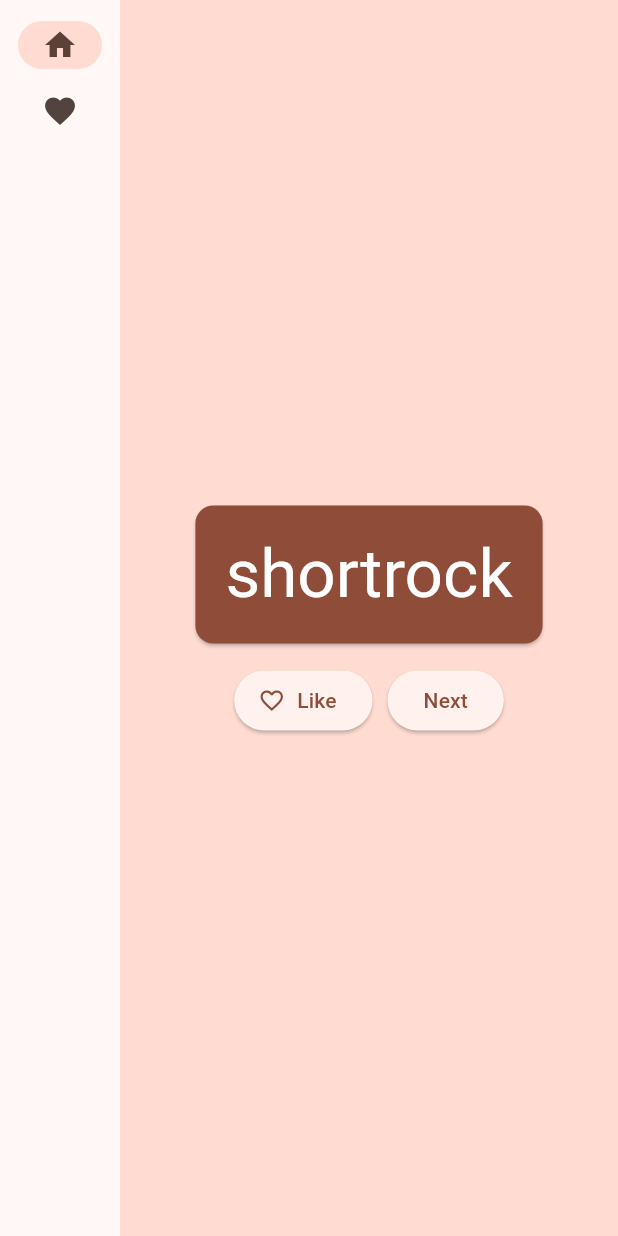
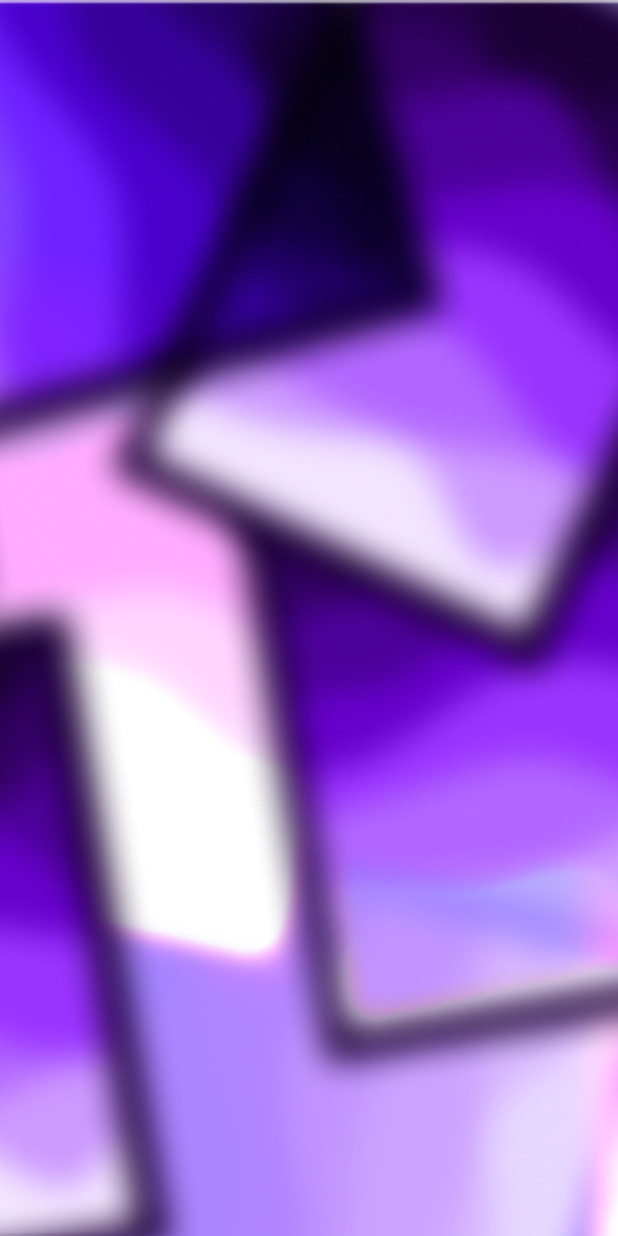
Before and after one commit to kerrycliu/flutter_card_game, a Flutter app: the screen it shows after launch, on a phone screen of 412 x 824 dp. Run offline on Flutter 3.47's test engine with Material 3 defaults, Android fonts, the phone set to English and light mode, and no system bars.

Commit message:
created a home page dart

```diff
--- a/flutter_application_1/lib/main.dart
+++ b/flutter_application_1/lib/main.dart
@@ -1,216 +1,19 @@
-import 'package:english_words/english_words.dart';
 import 'package:flutter/material.dart';
-import 'package:flutter/rendering.dart';
-import 'package:provider/provider.dart';
+import 'package:flutter_application_1/pages/home.dart';
+//import 'package:location/location.dart';
 
-import 'package:local_auth/local_auth.dart';
-
-
-void main() async{
-  runApp(const MyApp());
-  final LocalAuthentication auth = LocalAuthentication();
-  // ···
-  final bool canAuthenticateWithBiometrics = await auth.canCheckBiometrics;
-  final bool canAuthenticate = canAuthenticateWithBiometrics || await auth.isDeviceSupported();
+void main(List<String> args) {
+  runApp(myApp());
 }
 
-class MyApp extends StatelessWidget {
-  const MyApp({super.key});
+class myApp extends StatelessWidget {
+  const myApp({super.key});
 
   @override
   Widget build(BuildContext context) {
-    return ChangeNotifierProvider(
-      create: (context) => MyAppState(),
-      child: MaterialApp(
-        title: 'Namer App',
-        theme: ThemeData(
-          useMaterial3: true,
-          colorScheme: ColorScheme.fromSeed(seedColor: Colors.deepOrange),
-        ),
-        home: MyHomePage(),
-      ),
+    return MaterialApp(
+      debugShowCheckedModeBanner: false,
+      home: HomePage(),
     );
   }
 }
-
-class MyAppState extends ChangeNotifier {
-  var current = WordPair.random();
-
-  void getNext(){
-    current = WordPair.random();
-    notifyListeners();
-  }
-  var favorites = <WordPair>[];
-
-  void toggleFavorite() {
-    if (favorites.contains(current)) {
-      favorites.remove(current);
-    } else {
-      favorites.add(current);
-    }
-    notifyListeners();
-  }
-}
-// ...
-
-
-
-class MyHomePage extends StatefulWidget {
-  @override
-  State<MyHomePage> createState() => _MyHomePageState();
-}
-
-class _MyHomePageState extends State<MyHomePage> {
-  var selectedIndex = 0;
-  @override
-  Widget build(BuildContext context) {
-    Widget page;
-    switch (selectedIndex) {
-      case 0:
-        page = GeneratorPage();
-        break;
-      case 1:
-        page = FavoritesPage();
-        break;
-      default:
-        throw UnimplementedError('no widget for $selectedIndex');
-    }
-    return LayoutBuilder(
-      builder: (context, constraints) {
-        return Scaffold(
-          body: Row(
-            children: [
-              SafeArea(
-                child: NavigationRail(
-                  extended: constraints.maxWidth >= 600,
-                  destinations: [
-                    NavigationRailDestination(
-                      icon: Icon(Icons.home),
-                      label: Text('Home'),
-                    ),
-                    NavigationRailDestination(
-                      icon: Icon(Icons.favorite),
-                      label: Text('Favorites'),
-                    ),
-                  ],
-                  selectedIndex: selectedIndex,
-                  onDestinationSelected: (value) {
-                    setState(() {
-                      selectedIndex = value;
-                    });
-                  },
-                ),
-              ),
-              Expanded(
-                child: Container(
-                  color: Theme.of(context).colorScheme.primaryContainer,
-                  child: page,
-                ),
-              ),
-            ],
-          ),
-        );
-      }
-    );
-  }
-}
-
-
-class GeneratorPage extends StatelessWidget {
-  @override
-  Widget build(BuildContext context) {
-    var appState = context.watch<MyAppState>();
-    var pair = appState.current;
-
-    IconData icon;
-    if (appState.favorites.contains(pair)) {
-      icon = Icons.favorite;
-    } else {
-      icon = Icons.favorite_border;
-    }
-
-    return Center(
-      child: Column(
-        mainAxisAlignment: MainAxisAlignment.center,
-        children: [
-          BigCard(pair: pair),
-          SizedBox(height: 10),
-          Row(
-            mainAxisSize: MainAxisSize.min,
-            children: [
-              ElevatedButton.icon(
-                onPressed: () {
-                  appState.toggleFavorite();
-                },
-                icon: Icon(icon),
-                label: Text('Like'),
-              ),
-              SizedBox(width: 10),
-              ElevatedButton(
-                onPressed: () {
-                  appState.getNext();
-                },
-                child: Text('Next'),
-              ),
-            ],
-          ),
-        ],
-      ),
-    );
-  }
-}
-
-class FavoritesPage extends StatelessWidget {
-  @override
-  Widget build(BuildContext context) {
-    var appState = context.watch<MyAppState>();
-
-    if (appState.favorites.isEmpty) {
-      return Center(
-        child: Text('No favorites yet.'),
-      );
-    }
-
-    return ListView(
-      children: [
-        Padding(
-          padding: const EdgeInsets.all(20),
-          child: Text('You have '
-              '${appState.favorites.length} favorites:'),
-        ),
-        for (var pair in appState.favorites)
-          ListTile(
-            leading: Icon(Icons.favorite),
-            title: Text(pair.asLowerCase),
-          ),
-      ],
-    );
-  }
-}
-
-class BigCard extends StatelessWidget {
-  const BigCard({
-    super.key,
-    required this.pair,
-  });
-
-  final WordPair pair;
-
-  @override
-  Widget build(BuildContext context) {
-    final theme = Theme.of(context);
-    final style = theme.textTheme.displayMedium!.copyWith(
-      color: theme.colorScheme.onPrimary,
-      );
-    return Card
-    (
-      color: theme.colorScheme.primary,
-      child: Padding(
-        padding: const EdgeInsets.all(20),
-        child: Text(pair.asLowerCase,
-        style: style,
-        semanticsLabel: "${pair.first} ${pair.second}",),
-      ),
-    );
-  }
-}
--- /dev/null
+++ b/flutter_application_1/lib/pages/home.dart
@@ -0,0 +1,23 @@
+import 'package:flutter/material.dart';
+
+class HomePage extends StatelessWidget {
+  const HomePage({super.key});
+
+  @override
+  Widget build(BuildContext context) {
+    return Scaffold(
+      body: Stack(
+        children: <Widget>[
+          Container(
+            decoration: BoxDecoration(
+              image: DecorationImage(
+                image: AssetImage("images/background.png"),
+                fit : BoxFit.cover,
+                ),
+            ),
+          )
+        ],
+      ),
+    );
+  }
+}
--- a/flutter_application_1/pubspec.yaml
+++ b/flutter_application_1/pubspec.yaml
@@ -38,6 +38,7 @@ dependencies:
   english_words: ^4.0.0
   provider: ^6.1.1
   local_auth: ^2.2.0
+  location: ^5.0.3
 dev_dependencies:
 
   flutter_test:
@@ -48,7 +49,7 @@ dev_dependencies:
   # activated in the `analysis_options.yaml` file located at the root of your
   # package. See that file for information about deactivating specific lint
   # rules and activating additional ones.
-  flutter_lints: ^2.0.0
+  flutter_lints: ^3.0.1
 
 # For information on the generic Dart part of this file, see the
 # following page: https://dart.dev/tools/pub/pubspec
@@ -62,7 +63,8 @@ flutter:
   uses-material-design: true
 
   # To add assets to your application, add an assets section, like this:
-  # assets:
+  assets:
+    - images/background.png
   #   - images/a_dot_burr.jpeg
   #   - images/a_dot_ham.jpeg
 
```
Also changed, not shown: flutter_application_1/images/background.png (added), flutter_application_1/pubspec.lock, 1 other file.
